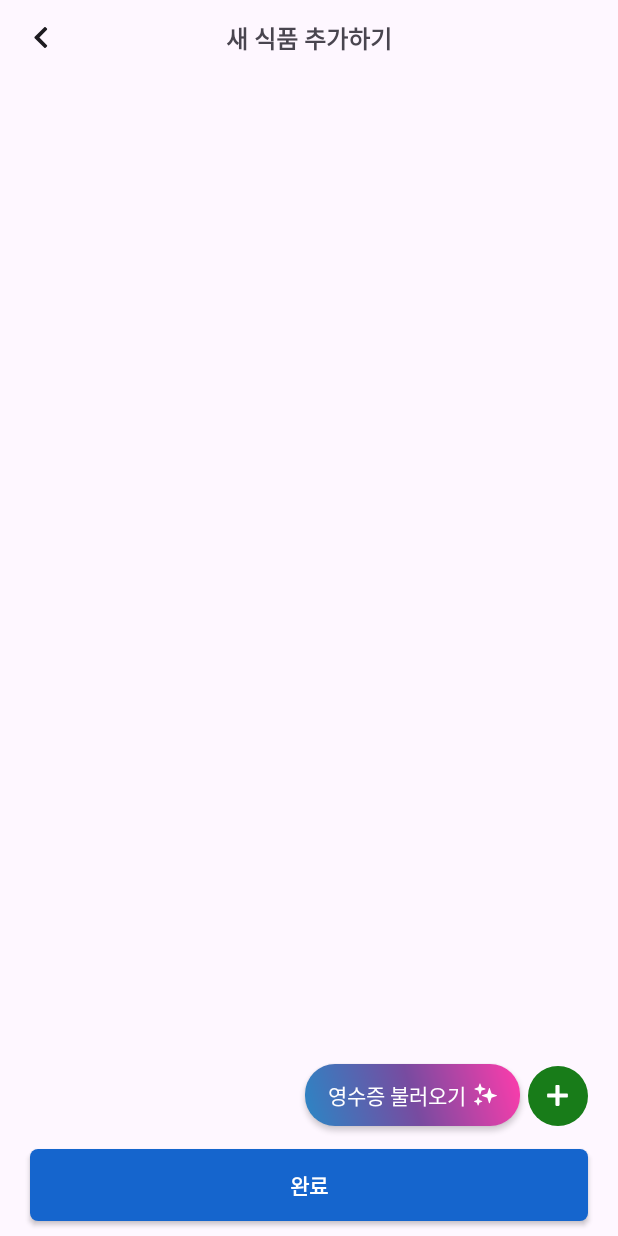
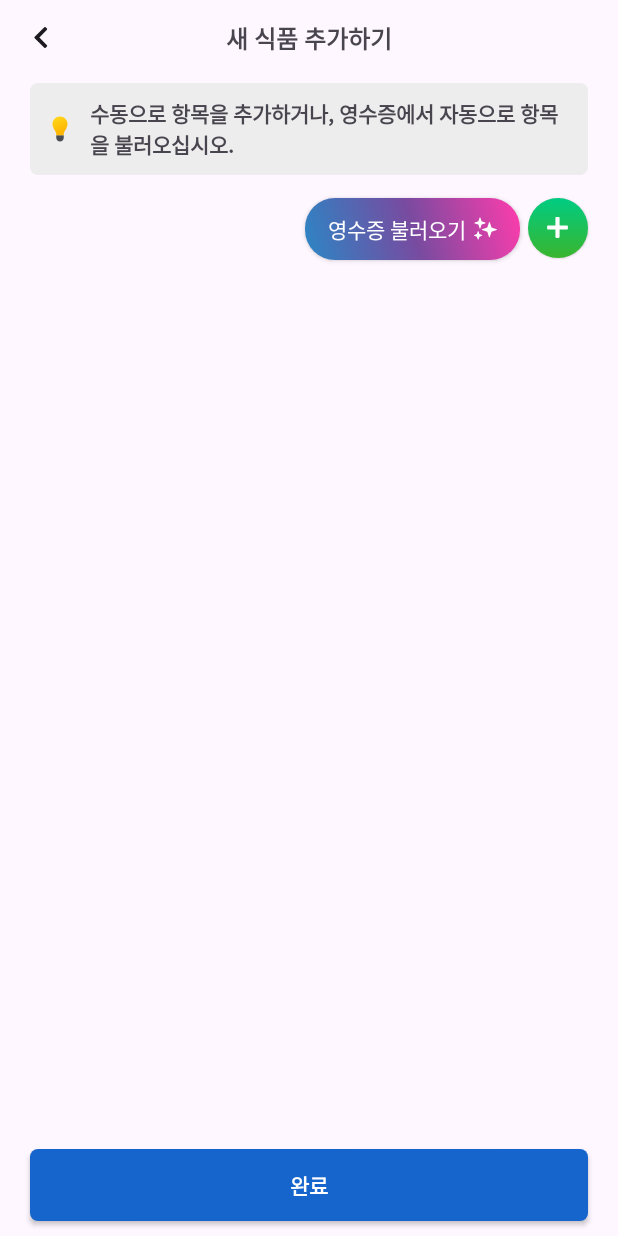
Before and after one commit to shpack1234/MobileProgramming, an Android app: the AddItemsActivity screen opened directly, with no data from a screen before it, on a phone screen of 412 x 824 dp. Run offline under Robolectric (Android 15) with nearby library versions, the phone set to English and light mode, and no system bars.

Commit message:
design: 설명 카드, 레코드 추가 버튼

```diff
--- a/app/src/main/res/drawable/additems_add_btn_background.xml
+++ b/app/src/main/res/drawable/additems_add_btn_background.xml
@@ -2,6 +2,10 @@
 <shape xmlns:android="http://schemas.android.com/apk/res/android"
     android:shape="oval">
 
-    <solid
-        android:color="#187C19"/>
+    <gradient
+        android:angle="120"
+        android:startColor="#00CC82"
+        android:endColor="#3AB52E"
+        android:type="linear"/>
+
 </shape>
--- a/app/src/main/res/layout/activity_add_items.xml
+++ b/app/src/main/res/layout/activity_add_items.xml
@@ -14,21 +14,36 @@
         app:layout_constraintTop_toTopOf="parent"
         app:title="@string/additems_title" />
 
+    <com.ref.project.Views.InfoCard
+        android:id="@+id/addItemsInfo"
+        android:layout_width="match_parent"
+        android:layout_height="wrap_content"
+        app:layout_constraintTop_toBottomOf="@id/addItemTitle"
+        app:infoCardContent="수동으로 항목을 추가하거나, 영수증에서 자동으로 항목을 불러오십시오."
+        android:layout_marginStart="20dp"
+        android:layout_marginEnd="20dp"
+        android:layout_marginTop="5dp"
+        android:layout_marginBottom="5dp"
+        android:elevation="3dp"
+        app:infoCardIcon="@drawable/lightbulb_icon"/>
+
     <com.google.android.material.button.MaterialButton
         android:id="@+id/addItemsAddBtn"
         android:layout_width="40dp"
         android:layout_height="40dp"
-        android:layout_marginBottom="15dp"
+        android:layout_marginTop="15dp"
         android:background="@drawable/additems_add_btn_background"
         android:contentDescription="@string/additems_add"
         android:drawablePadding="10dp"
         android:padding="0dp"
         app:backgroundTint="@null"
         app:backgroundTintMode="add"
+        style="@style/Widget.Material3.Button.ElevatedButton"
         app:icon="@drawable/add_icon"
         app:iconGravity="textStart"
         app:iconPadding="0dp"
-        app:layout_constraintBottom_toTopOf="@+id/addItemsSubmitBtn"
+        app:iconTint="@color/white"
+        app:layout_constraintTop_toBottomOf="@+id/addItemsInfo"
         app:layout_constraintEnd_toEndOf="@+id/addItemsSubmitBtn"
         tools:ignore="TouchTargetSizeCheck" />
 
@@ -37,7 +52,7 @@
         android:id="@+id/addItemsImportBtn"
         android:layout_width="wrap_content"
         android:layout_height="wrap_content"
-        android:layout_marginBottom="15dp"
+        android:layout_marginTop="15dp"
         android:layout_marginEnd="5dp"
         android:layout_weight="1"
         android:background="@drawable/additems_import_btn_background"
@@ -51,7 +66,7 @@
         android:text="@string/additems_import"
         android:textColor="@color/white"
         android:textFontWeight="400"
-        app:layout_constraintBottom_toTopOf="@+id/addItemsSubmitBtn"
+        app:layout_constraintTop_toBottomOf="@+id/addItemsInfo"
         app:layout_constraintEnd_toStartOf="@+id/addItemsAddBtn"
         tools:ignore="TouchTargetSizeCheck" />
 
```
